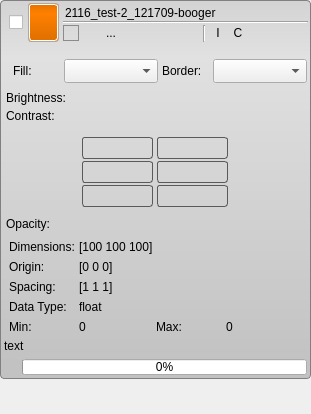
Before: the Qt Designer form src/Interface/AppInterface/LayerWidget.ui in SCIInstitute/Seg3D, drawn with Qt 5.
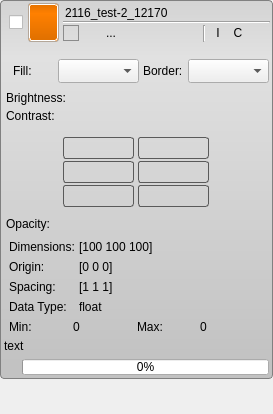
After: the same form once the commit is applied. Icons and pictures are not drawn. Custom widgets are drawn as their Qt base class.

```diff
--- a/src/Interface/AppInterface/LayerWidget.ui
+++ b/src/Interface/AppInterface/LayerWidget.ui
@@ -6,7 +6,7 @@
    <rect>
     <x>0</x>
     <y>0</y>
-    <width>311</width>
+    <width>273</width>
     <height>414</height>
    </rect>
   </property>
@@ -380,7 +380,7 @@
                <string notr="true"/>
               </property>
               <property name="text">
-               <string notr="true">2116_test-2_121709-booger</string>
+               <string notr="true">2116_test-2_12170</string>
               </property>
               <property name="frame">
                <bool>false</bool>
```
Left out of the diff: 3 changed lines with no effect on the pictures.
